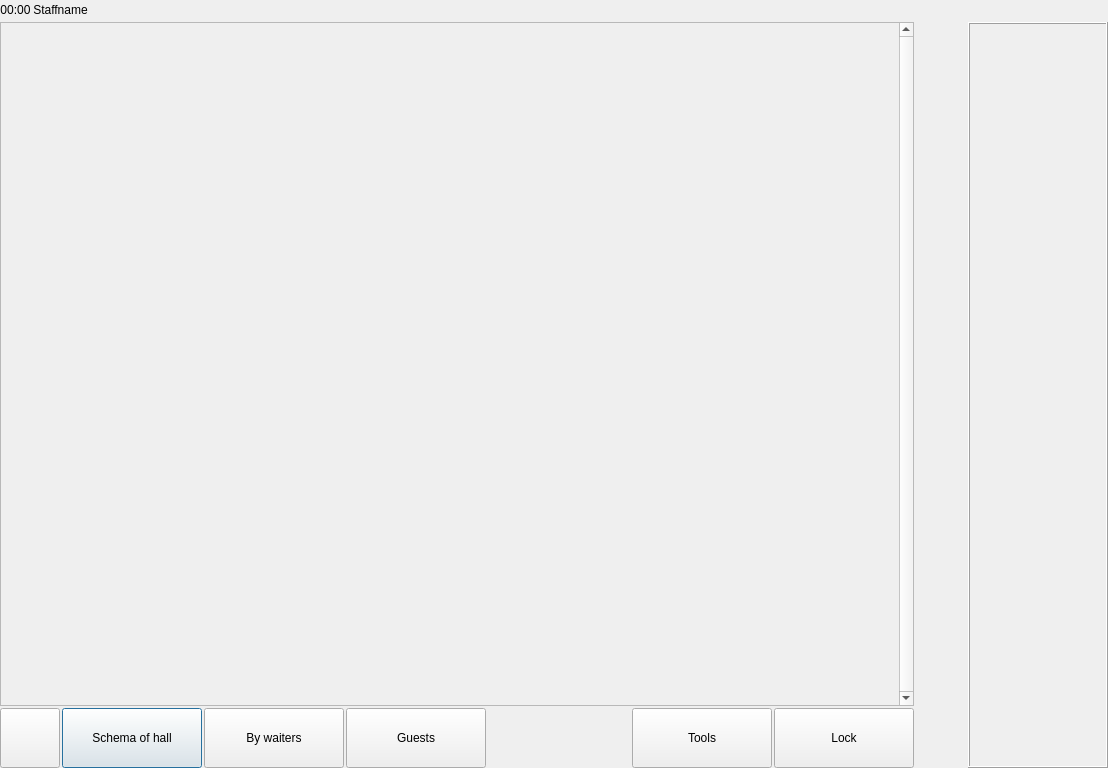
Qt form Waiter/dlgface.ui (End1-1/Cafe5) before a commit.
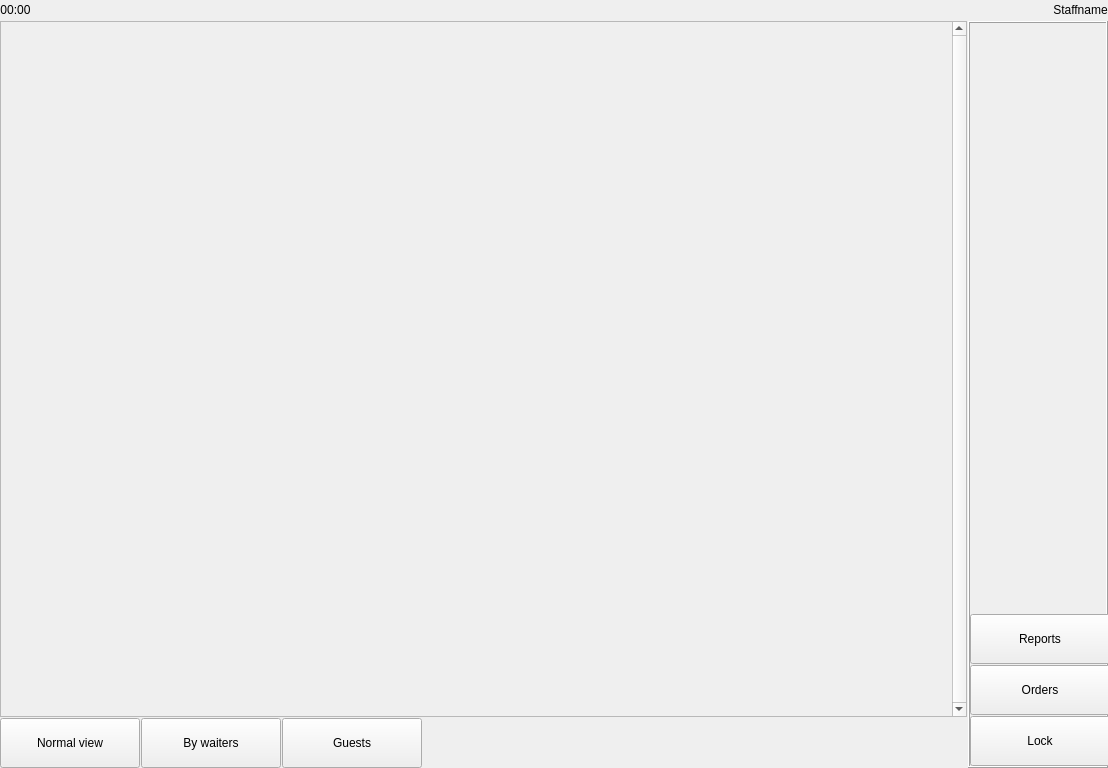
The same form after that commit. Icons and pictures are not drawn.

Commit message: Waiter 2.0.0... prerease

```diff
--- a/Waiter/dlgface.ui
+++ b/Waiter/dlgface.ui
@@ -27,36 +27,9 @@
     <number>0</number>
    </property>
    <property name="spacing">
-    <number>2</number>
+    <number>1</number>
    </property>
    <item row="1" column="1" rowspan="2">
-    <widget class="QWidget" name="wstaff" native="true">
-     <property name="minimumSize">
-      <size>
-       <width>50</width>
-       <height>0</height>
-      </size>
-     </property>
-     <layout class="QVBoxLayout" name="vlStaff">
-      <property name="spacing">
-       <number>2</number>
-      </property>
-      <property name="leftMargin">
-       <number>0</number>
-      </property>
-      <property name="topMargin">
-       <number>0</number>
-      </property>
-      <property name="rightMargin">
-       <number>0</number>
-      </property>
-      <property name="bottomMargin">
-       <number>0</number>
-      </property>
-     </layout>
-    </widget>
-   </item>
-   <item row="1" column="2" rowspan="2">
     <widget class="QFrame" name="frame">
      <property name="minimumSize">
       <size>
@@ -71,12 +44,15 @@
       </size>
      </property>
      <property name="frameShape">
-      <enum>QFrame::Box</enum>
+      <enum>QFrame::Shape::Box</enum>
      </property>
      <property name="frameShadow">
-      <enum>QFrame::Raised</enum>
+      <enum>QFrame::Shadow::Raised</enum>
      </property>
      <layout class="QVBoxLayout" name="verticalLayout">
+      <property name="spacing">
+       <number>1</number>
+      </property>
       <property name="leftMargin">
        <number>0</number>
       </property>
@@ -92,14 +68,14 @@
       <item>
        <layout class="QVBoxLayout" name="vlHall">
         <property name="spacing">
-         <number>2</number>
+         <number>1</number>
         </property>
        </layout>
       </item>
       <item>
        <spacer name="verticalSpacer">
         <property name="orientation">
-         <enum>Qt::Vertical</enum>
+         <enum>Qt::Orientation::Vertical</enum>
         </property>
         <property name="sizeHint" stdset="0">
          <size>
@@ -109,48 +85,23 @@
         </property>
        </spacer>
       </item>
-     </layout>
-    </widget>
-   </item>
-   <item row="2" column="0">
-    <widget class="QWidget" name="wall" native="true">
-     <layout class="QHBoxLayout" name="horizontalLayout">
-      <property name="spacing">
-       <number>2</number>
-      </property>
-      <property name="leftMargin">
-       <number>0</number>
-      </property>
-      <property name="topMargin">
-       <number>0</number>
-      </property>
-      <property name="rightMargin">
-       <number>0</number>
-      </property>
-      <property name="bottomMargin">
-       <number>0</number>
-      </property>
       <item>
-       <widget class="QToolButton" name="btnCancel">
+       <widget class="QToolButton" name="btnReports">
         <property name="minimumSize">
          <size>
-          <width>60</width>
-          <height>60</height>
+          <width>140</width>
+          <height>50</height>
          </size>
         </property>
         <property name="maximumSize">
          <size>
-          <width>60</width>
-          <height>60</height>
+          <width>16777215</width>
+          <height>50</height>
          </size>
         </property>
         <property name="text">
-         <string/>
+         <string>Reports</string>
         </property>
-        <property name="icon">
-         <iconset resource="../resources/res.qrc">
-          <normaloff>:/cancel.png</normaloff>:/cancel.png</iconset>
-        </property>
         <property name="iconSize">
          <size>
           <width>32</width>
@@ -160,72 +111,22 @@
        </widget>
       </item>
       <item>
-       <widget class="QPushButton" name="btnViewHall">
+       <widget class="QToolButton" name="btnOrders">
         <property name="minimumSize">
          <size>
           <width>140</width>
-          <height>60</height>
+          <height>50</height>
          </size>
         </property>
-        <property name="text">
-         <string>Schema of hall</string>
-        </property>
-       </widget>
-      </item>
-      <item>
-       <widget class="QPushButton" name="btnViewWaiter">
-        <property name="minimumSize">
+        <property name="maximumSize">
          <size>
-          <width>140</width>
-          <height>60</height>
+          <width>16777215</width>
+          <height>50</height>
          </size>
         </property>
         <property name="text">
-         <string>By waiters</string>
+         <string>Orders</string>
         </property>
-       </widget>
-      </item>
-      <item>
-       <widget class="QPushButton" name="btnGuests">
-        <property name="minimumSize">
-         <size>
-          <width>140</width>
-          <height>60</height>
-         </size>
-        </property>
-        <property name="text">
-         <string>Guests</string>
-        </property>
-       </widget>
-      </item>
-      <item>
-       <spacer name="horizontalSpacer_2">
-        <property name="orientation">
-         <enum>Qt::Horizontal</enum>
-        </property>
-        <property name="sizeHint" stdset="0">
-         <size>
-          <width>500</width>
-          <height>20</height>
-         </size>
-        </property>
-       </spacer>
-      </item>
-      <item>
-       <widget class="QPushButton" name="btnTools">
-        <property name="minimumSize">
-         <size>
-          <width>140</width>
-          <height>60</height>
-         </size>
-        </property>
-        <property name="text">
-         <string>Tools</string>
-        </property>
-        <property name="icon">
-         <iconset resource="../resources/res.qrc">
-          <normaloff>:/pentools.png</normaloff>:/pentools.png</iconset>
-        </property>
         <property name="iconSize">
          <size>
           <width>32</width>
@@ -235,11 +136,17 @@
        </widget>
       </item>
       <item>
-       <widget class="QPushButton" name="btnExit">
+       <widget class="QToolButton" name="btnExit">
         <property name="minimumSize">
          <size>
           <width>140</width>
-          <height>60</height>
+          <height>50</height>
+         </size>
+        </property>
+        <property name="maximumSize">
+         <size>
+          <width>16777215</width>
+          <height>50</height>
          </size>
         </property>
         <property name="text">
@@ -269,6 +176,9 @@
       </sizepolicy>
      </property>
      <layout class="QVBoxLayout" name="verticalLayout_2">
+      <property name="spacing">
+       <number>1</number>
+      </property>
       <property name="leftMargin">
        <number>0</number>
       </property>
@@ -291,7 +201,7 @@
         </property>
         <layout class="QGridLayout" name="glTables">
          <property name="sizeConstraint">
-          <enum>QLayout::SetMaximumSize</enum>
+          <enum>QLayout::SizeConstraint::SetMaximumSize</enum>
          </property>
          <property name="leftMargin">
           <number>0</number>
@@ -317,10 +227,10 @@
             </sizepolicy>
            </property>
            <property name="verticalScrollBarPolicy">
-            <enum>Qt::ScrollBarAlwaysOn</enum>
+            <enum>Qt::ScrollBarPolicy::ScrollBarAlwaysOn</enum>
            </property>
            <property name="horizontalScrollBarPolicy">
-            <enum>Qt::ScrollBarAlwaysOff</enum>
+            <enum>Qt::ScrollBarPolicy::ScrollBarAlwaysOff</enum>
            </property>
            <property name="widgetResizable">
             <bool>true</bool>
@@ -330,13 +240,13 @@
              <rect>
               <x>0</x>
               <y>0</y>
-              <width>898</width>
-              <height>682</height>
+              <width>951</width>
+              <height>694</height>
              </rect>
             </property>
             <layout class="QGridLayout" name="sglHall">
              <property name="sizeConstraint">
-              <enum>QLayout::SetMaximumSize</enum>
+              <enum>QLayout::SizeConstraint::SetMaximumSize</enum>
              </property>
              <property name="leftMargin">
               <number>0</number>
@@ -363,11 +273,102 @@
      </layout>
     </widget>
    </item>
-   <item row="0" column="0" colspan="3">
+   <item row="2" column="0">
+    <widget class="QWidget" name="wall" native="true">
+     <layout class="QHBoxLayout" name="horizontalLayout">
+      <property name="spacing">
+       <number>1</number>
+      </property>
+      <property name="leftMargin">
+       <number>0</number>
+      </property>
+      <property name="topMargin">
+       <number>0</number>
+      </property>
+      <property name="rightMargin">
+       <number>0</number>
+      </property>
+      <property name="bottomMargin">
+       <number>0</number>
+      </property>
+      <item>
+       <widget class="QToolButton" name="btnNormalView">
+        <property name="minimumSize">
+         <size>
+          <width>140</width>
+          <height>50</height>
+         </size>
+        </property>
+        <property name="maximumSize">
+         <size>
+          <width>16777215</width>
+          <height>50</height>
+         </size>
+        </property>
+        <property name="text">
+         <string>Normal view</string>
+        </property>
+       </widget>
+      </item>
+      <item>
+       <widget class="QToolButton" name="btnMyOrders">
+        <property name="minimumSize">
+         <size>
+          <width>140</width>
+          <height>50</height>
+         </size>
+        </property>
+        <property name="maximumSize">
+         <size>
+          <width>16777215</width>
+          <height>50</height>
+         </size>
+        </property>
+        <property name="text">
+         <string>By waiters</string>
+        </property>
+       </widget>
+      </item>
+      <item>
+       <widget class="QToolButton" name="btnGuests">
+        <property name="minimumSize">
+         <size>
+          <width>140</width>
+          <height>50</height>
+         </size>
+        </property>
+        <property name="maximumSize">
+         <size>
+          <width>16777215</width>
+          <height>50</height>
+         </size>
+        </property>
+        <property name="text">
+         <string>Guests</string>
+        </property>
+       </widget>
+      </item>
+      <item>
+       <spacer name="horizontalSpacer_2">
+        <property name="orientation">
+         <enum>Qt::Orientation::Horizontal</enum>
+        </property>
+        <property name="sizeHint" stdset="0">
+         <size>
+          <width>500</width>
+          <height>20</height>
+         </size>
+        </property>
+       </spacer>
+      </item>
+     </layout>
+    </widget>
+   </item>
+   <item row="0" column="0" colspan="2">
     <widget class="QWidget" name="widget" native="true">
      <layout class="QHBoxLayout" name="horizontalLayout_2">
       <property name="spacing">
-       <number>2</number>
+       <number>1</number>
       </property>
       <property name="leftMargin">
        <number>0</number>
@@ -387,33 +388,46 @@
          <string>00:00</string>
         </property>
         <property name="alignment">
-         <set>Qt::AlignCenter</set>
+         <set>Qt::AlignmentFlag::AlignCenter</set>
         </property>
        </widget>
       </item>
+      <item>
+       <spacer name="horizontalSpacer_3">
+        <property name="orientation">
+         <enum>Qt::Orientation::Horizontal</enum>
+        </property>
+        <property name="sizeHint" stdset="0">
+         <size>
+          <width>40</width>
+          <height>20</height>
+         </size>
+        </property>
+       </spacer>
+      </item>
+      <item>
+       <spacer name="horizontalSpacer">
+        <property name="orientation">
+         <enum>Qt::Orientation::Horizontal</enum>
+        </property>
+        <property name="sizeHint" stdset="0">
+         <size>
+          <width>40</width>
+          <height>20</height>
+         </size>
+        </property>
+       </spacer>
+      </item>
       <item>
        <widget class="QLabel" name="lbStaff">
         <property name="text">
          <string>Staffname</string>
         </property>
         <property name="alignment">
-         <set>Qt::AlignCenter</set>
+         <set>Qt::AlignmentFlag::AlignCenter</set>
         </property>
        </widget>
       </item>
-      <item>
-       <spacer name="horizontalSpacer">
-        <property name="orientation">
-         <enum>Qt::Horizontal</enum>
-        </property>
-        <property name="sizeHint" stdset="0">
-         <size>
-          <width>40</width>
-          <height>20</height>
-         </size>
-        </property>
-       </spacer>
-      </item>
      </layout>
     </widget>
    </item>
```
The commit also changes 506 other files.
